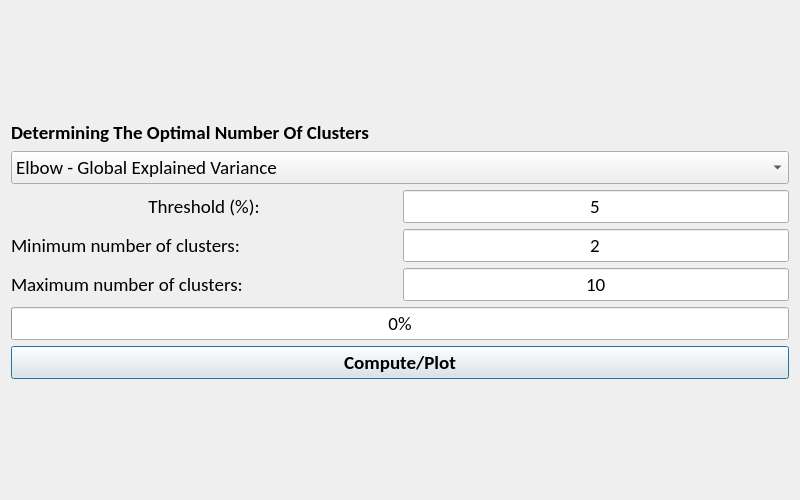
Old version of the form EEG_COMET/ui/OptimizerVisualizationWindow.ui in the repository eeg-comet/eeg-comet.
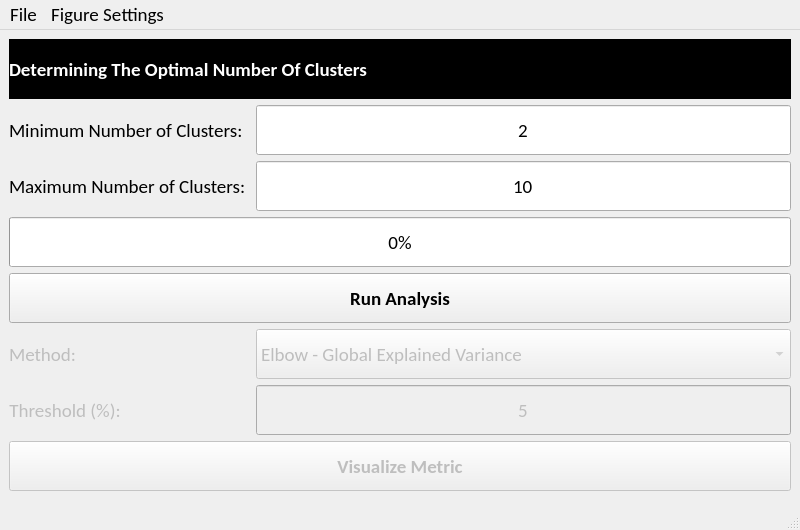
New version of the form.

Diff of the .ui file:
```diff
--- a/EEG_COMET/ui/OptimizerVisualizationWindow.ui
+++ b/EEG_COMET/ui/OptimizerVisualizationWindow.ui
@@ -1,7 +1,7 @@
 <?xml version="1.0" encoding="UTF-8"?>
 <ui version="4.0">
- <class>Dialog</class>
- <widget class="QDialog" name="Dialog">
+ <class>MainWindow</class>
+ <widget class="QMainWindow" name="MainWindow">
   <property name="geometry">
    <rect>
     <x>0</x>
@@ -10,12 +10,6 @@
     <height>500</height>
    </rect>
   </property>
-  <property name="minimumSize">
-   <size>
-    <width>800</width>
-    <height>500</height>
-   </size>
-  </property>
   <property name="font">
    <font>
     <family>Calibri</family>
@@ -25,100 +19,133 @@
   <property name="windowTitle">
    <string>Dialog</string>
   </property>
+  <widget class="QWidget" name="centralwidget">
   <layout class="QGridLayout" name="gridLayout_2">
-   <item row="0" column="0">
-    <layout class="QGridLayout" name="gridLayout">
-     <item row="4" column="1">
-      <widget class="QLineEdit" name="optimizer_min_input">
-       <property name="sizePolicy">
-        <sizepolicy hsizetype="Preferred" vsizetype="Maximum">
-         <horstretch>0</horstretch>
-         <verstretch>0</verstretch>
-        </sizepolicy>
-       </property>
-       <property name="font">
-        <font>
-         <pointsize>14</pointsize>
-         <weight>50</weight>
-         <bold>false</bold>
-        </font>
-       </property>
-       <property name="text">
-        <string>2</string>
-       </property>
-       <property name="maxLength">
-        <number>2</number>
-       </property>
-       <property name="alignment">
-        <set>Qt::AlignCenter</set>
-       </property>
-      </widget>
-     </item>
      <item row="2" column="0">
-      <widget class="QLabel" name="optimizer_stop_condition_label">
-       <property name="sizePolicy">
-        <sizepolicy hsizetype="Preferred" vsizetype="Maximum">
-         <horstretch>0</horstretch>
-         <verstretch>0</verstretch>
-        </sizepolicy>
-       </property>
-       <property name="text">
-        <string>Threshold (%):</string>
-       </property>
-       <property name="alignment">
-        <set>Qt::AlignCenter</set>
-       </property>
-      </widget>
-     </item>
-     <item row="5" column="0">
       <widget class="QLabel" name="optimizer_max_label">
        <property name="sizePolicy">
-        <sizepolicy hsizetype="Preferred" vsizetype="Maximum">
+       <sizepolicy hsizetype="Maximum" vsizetype="Preferred">
          <horstretch>0</horstretch>
-         <verstretch>0</verstretch>
-        </sizepolicy>
-       </property>
+        <verstretch>20</verstretch>
+       </sizepolicy>
+      </property>
+      <property name="minimumSize">
+       <size>
+        <width>0</width>
+        <height>50</height>
+       </size>
+      </property>
        <property name="font">
         <font>
+        <family>Calibri</family>
          <pointsize>14</pointsize>
         </font>
        </property>
        <property name="text">
-        <string>Maximum number of clusters: </string>
+       <string>Maximum Number of Clusters: </string>
        </property>
       </widget>
      </item>
-     <item row="3" column="0" colspan="2">
-      <layout class="QVBoxLayout" name="Figure_Layout"/>
-     </item>
-     <item row="4" column="0">
+    <item row="1" column="0">
       <widget class="QLabel" name="optimizer_min_label">
        <property name="sizePolicy">
-        <sizepolicy hsizetype="Preferred" vsizetype="Maximum">
+       <sizepolicy hsizetype="Maximum" vsizetype="Preferred">
          <horstretch>0</horstretch>
-         <verstretch>0</verstretch>
-        </sizepolicy>
-       </property>
+        <verstretch>20</verstretch>
+       </sizepolicy>
+      </property>
+      <property name="minimumSize">
+       <size>
+        <width>0</width>
+        <height>50</height>
+       </size>
+      </property>
        <property name="font">
         <font>
+        <family>Calibri</family>
          <pointsize>14</pointsize>
         </font>
        </property>
        <property name="text">
-        <string>Minimum number of clusters: </string>
+       <string>Minimum Number of Clusters: </string>
        </property>
       </widget>
      </item>
-     <item row="7" column="0" colspan="2">
+    <item row="3" column="0" colspan="2">
+     <widget class="QProgressBar" name="optimizer_progressbar">
+      <property name="sizePolicy">
+       <sizepolicy hsizetype="Expanding" vsizetype="Preferred">
+        <horstretch>0</horstretch>
+        <verstretch>20</verstretch>
+       </sizepolicy>
+      </property>
+      <property name="minimumSize">
+       <size>
+        <width>0</width>
+        <height>50</height>
+       </size>
+      </property>
+      <property name="font">
+       <font>
+        <family>Calibri</family>
+        <pointsize>14</pointsize>
+       </font>
+      </property>
+      <property name="value">
+       <number>0</number>
+      </property>
+     </widget>
+    </item>
+    <item row="2" column="1">
+     <widget class="QLineEdit" name="optimizer_max_input">
+      <property name="sizePolicy">
+       <sizepolicy hsizetype="Preferred" vsizetype="Preferred">
+        <horstretch>0</horstretch>
+        <verstretch>20</verstretch>
+       </sizepolicy>
+      </property>
+      <property name="minimumSize">
+       <size>
+        <width>0</width>
+        <height>50</height>
+       </size>
+      </property>
+      <property name="font">
+       <font>
+        <family>Calibri</family>
+        <pointsize>14</pointsize>
+        <weight>50</weight>
+        <bold>false</bold>
+       </font>
+      </property>
+      <property name="text">
+       <string>10</string>
+      </property>
+      <property name="maxLength">
+       <number>2</number>
+      </property>
+      <property name="alignment">
+       <set>Qt::AlignCenter</set>
+      </property>
+     </widget>
+    </item>
+    <item row="4" column="0" colspan="2">
       <widget class="QPushButton" name="optimizer_button">
        <property name="sizePolicy">
-        <sizepolicy hsizetype="Preferred" vsizetype="Maximum">
+       <sizepolicy hsizetype="Preferred" vsizetype="Preferred">
          <horstretch>0</horstretch>
-         <verstretch>0</verstretch>
-        </sizepolicy>
-       </property>
+        <verstretch>20</verstretch>
+       </sizepolicy>
+      </property>
+      <property name="minimumSize">
+       <size>
+        <width>0</width>
+        <height>50</height>
+       </size>
+      </property>
        <property name="font">
         <font>
+        <family>Calibri</family>
          <pointsize>14</pointsize>
          <weight>75</weight>
          <bold>true</bold>
@@ -128,46 +155,71 @@
         <cursorShape>PointingHandCursor</cursorShape>
        </property>
        <property name="text">
-        <string>Compute/Plot</string>
+       <string>Run Analysis</string>
        </property>
       </widget>
      </item>
      <item row="0" column="0" colspan="2">
       <widget class="QLabel" name="optimizer_top_label">
        <property name="sizePolicy">
-        <sizepolicy hsizetype="Preferred" vsizetype="Maximum">
+       <sizepolicy hsizetype="Preferred" vsizetype="Preferred">
          <horstretch>0</horstretch>
          <verstretch>0</verstretch>
         </sizepolicy>
        </property>
+      <property name="minimumSize">
+       <size>
+        <width>0</width>
+        <height>60</height>
+       </size>
+      </property>
+      <property name="maximumSize">
+       <size>
+        <width>16777215</width>
+        <height>80</height>
+       </size>
+      </property>
        <property name="font">
         <font>
+        <family>Calibri</family>
+        <pointsize>14</pointsize>
          <weight>75</weight>
          <bold>true</bold>
         </font>
        </property>
+      <property name="styleSheet">
+       <string notr="true">color: rgb(255, 255, 255);
+background-color: rgb(0, 0, 0);</string>
+      </property>
        <property name="text">
         <string>Determining The Optimal Number Of Clusters</string>
        </property>
       </widget>
      </item>
-     <item row="5" column="1">
-      <widget class="QLineEdit" name="optimizer_max_input">
+    <item row="1" column="1">
+     <widget class="QLineEdit" name="optimizer_min_input">
        <property name="sizePolicy">
-        <sizepolicy hsizetype="Preferred" vsizetype="Maximum">
+       <sizepolicy hsizetype="Preferred" vsizetype="Preferred">
          <horstretch>0</horstretch>
-         <verstretch>0</verstretch>
-        </sizepolicy>
-       </property>
+        <verstretch>20</verstretch>
+       </sizepolicy>
+      </property>
+      <property name="minimumSize">
+       <size>
+        <width>0</width>
+        <height>50</height>
+       </size>
+      </property>
        <property name="font">
         <font>
+        <family>Calibri</family>
          <pointsize>14</pointsize>
          <weight>50</weight>
          <bold>false</bold>
         </font>
        </property>
        <property name="text">
-        <string>10</string>
+       <string>2</string>
        </property>
        <property name="maxLength">
         <number>2</number>
@@ -177,8 +229,122 @@
        </property>
       </widget>
      </item>
-     <item row="1" column="0" colspan="2">
+    <item row="7" column="0">
+     <widget class="QLabel" name="optimizer_stop_condition_label">
+      <property name="enabled">
+       <bool>false</bool>
+      </property>
+      <property name="sizePolicy">
+       <sizepolicy hsizetype="Maximum" vsizetype="Preferred">
+        <horstretch>0</horstretch>
+        <verstretch>20</verstretch>
+       </sizepolicy>
+      </property>
+      <property name="minimumSize">
+       <size>
+        <width>0</width>
+        <height>50</height>
+       </size>
+      </property>
+      <property name="font">
+       <font>
+        <family>Calibri</family>
+        <pointsize>14</pointsize>
+       </font>
+      </property>
+      <property name="text">
+       <string>Threshold (%):</string>
+      </property>
+      <property name="alignment">
+       <set>Qt::AlignCenter</set>
+      </property>
+     </widget>
+    </item>
+    <item row="6" column="0">
+     <widget class="QLabel" name="optimizer_method_label">
+      <property name="enabled">
+       <bool>false</bool>
+      </property>
+      <property name="sizePolicy">
+       <sizepolicy hsizetype="Maximum" vsizetype="Preferred">
+        <horstretch>0</horstretch>
+        <verstretch>20</verstretch>
+       </sizepolicy>
+      </property>
+      <property name="minimumSize">
+       <size>
+        <width>0</width>
+        <height>50</height>
+       </size>
+      </property>
+      <property name="font">
+       <font>
+        <family>Calibri</family>
+        <pointsize>14</pointsize>
+       </font>
+      </property>
+      <property name="text">
+       <string>Method:</string>
+      </property>
+      <property name="alignment">
+       <set>Qt::AlignCenter</set>
+      </property>
+     </widget>
+    </item>
+    <item row="7" column="1">
+     <widget class="QLineEdit" name="optimizer_stopping_threshold_input">
+      <property name="enabled">
+       <bool>false</bool>
+      </property>
+      <property name="sizePolicy">
+       <sizepolicy hsizetype="Preferred" vsizetype="Preferred">
+        <horstretch>0</horstretch>
+        <verstretch>20</verstretch>
+       </sizepolicy>
+      </property>
+      <property name="minimumSize">
+       <size>
+        <width>0</width>
+        <height>50</height>
+       </size>
+      </property>
+      <property name="font">
+       <font>
+        <family>Calibri</family>
+        <pointsize>14</pointsize>
+       </font>
+      </property>
+      <property name="text">
+       <string>5</string>
+      </property>
+      <property name="alignment">
+       <set>Qt::AlignCenter</set>
+      </property>
+     </widget>
+    </item>
+    <item row="6" column="1">
       <widget class="QComboBox" name="optimizer_combobox">
+      <property name="enabled">
+       <bool>false</bool>
+      </property>
+      <property name="sizePolicy">
+       <sizepolicy hsizetype="Preferred" vsizetype="Preferred">
+        <horstretch>0</horstretch>
+        <verstretch>20</verstretch>
+       </sizepolicy>
+      </property>
+      <property name="minimumSize">
+       <size>
+        <width>0</width>
+        <height>50</height>
+       </size>
+      </property>
+      <property name="font">
+       <font>
+        <family>Calibri</family>
+        <pointsize>14</pointsize>
+       </font>
+      </property>
        <item>
         <property name="text">
          <string>Elbow - Global Explained Variance</string>
@@ -216,32 +382,229 @@
        </item>
       </widget>
      </item>
-     <item row="2" column="1">
-      <widget class="QLineEdit" name="optimizer_stopping_threshold_input">
+    <item row="8" column="0" colspan="2">
+     <widget class="QPushButton" name="visualize_button">
+      <property name="enabled">
+       <bool>false</bool>
+      </property>
        <property name="sizePolicy">
-        <sizepolicy hsizetype="Preferred" vsizetype="Maximum">
+       <sizepolicy hsizetype="Preferred" vsizetype="Preferred">
          <horstretch>0</horstretch>
-         <verstretch>0</verstretch>
-        </sizepolicy>
-       </property>
-       <property name="text">
-        <string>5</string>
-       </property>
-       <property name="alignment">
-        <set>Qt::AlignCenter</set>
-       </property>
-      </widget>
-     </item>
-     <item row="6" column="0" colspan="2">
-      <widget class="QProgressBar" name="optimizer_progressbar">
-       <property name="value">
-        <number>0</number>
-       </property>
+        <verstretch>20</verstretch>
+       </sizepolicy>
+      </property>
+      <property name="minimumSize">
+       <size>
+        <width>0</width>
+        <height>50</height>
+       </size>
+      </property>
+      <property name="font">
+       <font>
+        <family>Calibri</family>
+        <pointsize>14</pointsize>
+        <weight>75</weight>
+        <bold>true</bold>
+       </font>
+      </property>
+      <property name="cursor">
+       <cursorShape>PointingHandCursor</cursorShape>
+      </property>
+      <property name="text">
+       <string>Visualize Metric</string>
+      </property>
       </widget>
      </item>
     </layout>
-   </item>
-  </layout>
+  </widget>
+  <widget class="QMenuBar" name="menubar">
+   <property name="geometry">
+    <rect>
+     <x>0</x>
+     <y>0</y>
+     <width>800</width>
+     <height>24</height>
+    </rect>
+   </property>
+   <property name="font">
+    <font>
+     <family>Calibri</family>
+     <pointsize>14</pointsize>
+    </font>
+   </property>
+   <widget class="QMenu" name="menuFile">
+    <property name="title">
+     <string>File</string>
+    </property>
+    <addaction name="export_figure_image_button"/>
+   </widget>
+   <widget class="QMenu" name="menuFigure_Settings">
+    <property name="font">
+     <font>
+      <family>Calibri</family>
+      <pointsize>12</pointsize>
+     </font>
+    </property>
+    <property name="title">
+     <string>Figure Settings</string>
+    </property>
+    <widget class="QMenu" name="menuFont">
+     <property name="font">
+      <font>
+       <family>Calibri</family>
+       <pointsize>12</pointsize>
+      </font>
+     </property>
+     <property name="title">
+      <string>Font</string>
+     </property>
+     <widget class="QMenu" name="menuFont_Family">
+      <property name="font">
+       <font>
+        <family>Calibri</family>
+        <pointsize>12</pointsize>
+       </font>
+      </property>
+      <property name="title">
+       <string>Font Family</string>
+      </property>
+      <addaction name="actionArial"/>
+      <addaction name="actionCalibri"/>
+      <addaction name="actionTimes_New_Roman"/>
+     </widget>
+     <widget class="QMenu" name="menuFont_Size">
+      <property name="title">
+       <string>Font Size</string>
+      </property>
+      <addaction name="actionSmall"/>
+      <addaction name="actionMedium"/>
+      <addaction name="actionLarge"/>
+      <addaction name="actionX_Large"/>
+     </widget>
+     <addaction name="menuFont_Family"/>
+     <addaction name="menuFont_Size"/>
+    </widget>
+    <addaction name="menuFont"/>
+   </widget>
+   <addaction name="menuFile"/>
+   <addaction name="menuFigure_Settings"/>
+  </widget>
+  <widget class="QStatusBar" name="statusbar"/>
+  <action name="export_figure_image_button">
+   <property name="text">
+    <string>Export Figure</string>
+   </property>
+   <property name="font">
+    <font>
+     <family>Calibri</family>
+     <pointsize>12</pointsize>
+    </font>
+   </property>
+  </action>
+  <action name="actionArial">
+   <property name="checkable">
+    <bool>true</bool>
+   </property>
+   <property name="checked">
+    <bool>true</bool>
+   </property>
+   <property name="text">
+    <string>Arial</string>
+   </property>
+   <property name="font">
+    <font>
+     <family>Arial</family>
+     <pointsize>12</pointsize>
+    </font>
+   </property>
+  </action>
+  <action name="actionCalibri">
+   <property name="checkable">
+    <bool>true</bool>
+   </property>
+   <property name="text">
+    <string>Calibri</string>
+   </property>
+   <property name="font">
+    <font>
+     <family>Calibri</family>
+     <pointsize>12</pointsize>
+    </font>
+   </property>
+  </action>
+  <action name="actionTimes_New_Roman">
+   <property name="checkable">
+    <bool>true</bool>
+   </property>
+   <property name="text">
+    <string>Times New Roman</string>
+   </property>
+   <property name="font">
+    <font>
+     <family>Times New Roman</family>
+     <pointsize>12</pointsize>
+    </font>
+   </property>
+  </action>
+  <action name="actionSmall">
+   <property name="checkable">
+    <bool>true</bool>
+   </property>
+   <property name="text">
+    <string>Small</string>
+   </property>
+   <property name="font">
+    <font>
+     <family>Calibri</family>
+     <pointsize>12</pointsize>
+    </font>
+   </property>
+  </action>
+  <action name="actionMedium">
+   <property name="checkable">
+    <bool>true</bool>
+   </property>
+   <property name="text">
+    <string>Medium</string>
+   </property>
+   <property name="font">
+    <font>
+     <family>Calibri</family>
+     <pointsize>12</pointsize>
+    </font>
+   </property>
+  </action>
+  <action name="actionLarge">
+   <property name="checkable">
+    <bool>true</bool>
+   </property>
+   <property name="checked">
+    <bool>true</bool>
+   </property>
+   <property name="text">
+    <string>Large</string>
+   </property>
+   <property name="font">
+    <font>
+     <family>Calibri</family>
+     <pointsize>12</pointsize>
+    </font>
+   </property>
+  </action>
+  <action name="actionX_Large">
+   <property name="checkable">
+    <bool>true</bool>
+   </property>
+   <property name="text">
+    <string>X-Large</string>
+   </property>
+   <property name="font">
+    <font>
+     <family>Calibri</family>
+     <pointsize>12</pointsize>
+    </font>
+   </property>
+  </action>
  </widget>
  <resources/>
  <connections/>
```
Left out of the diff: 5 changed lines with no effect on the pictures. Lines whose indentation alone changed are shown as unchanged.
